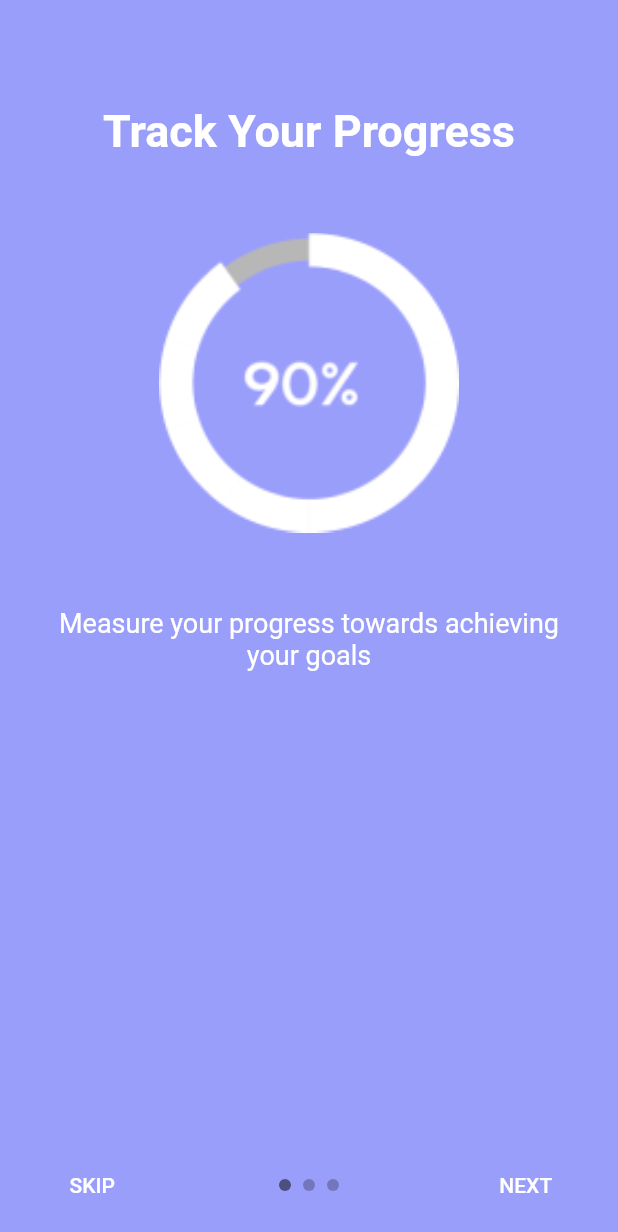
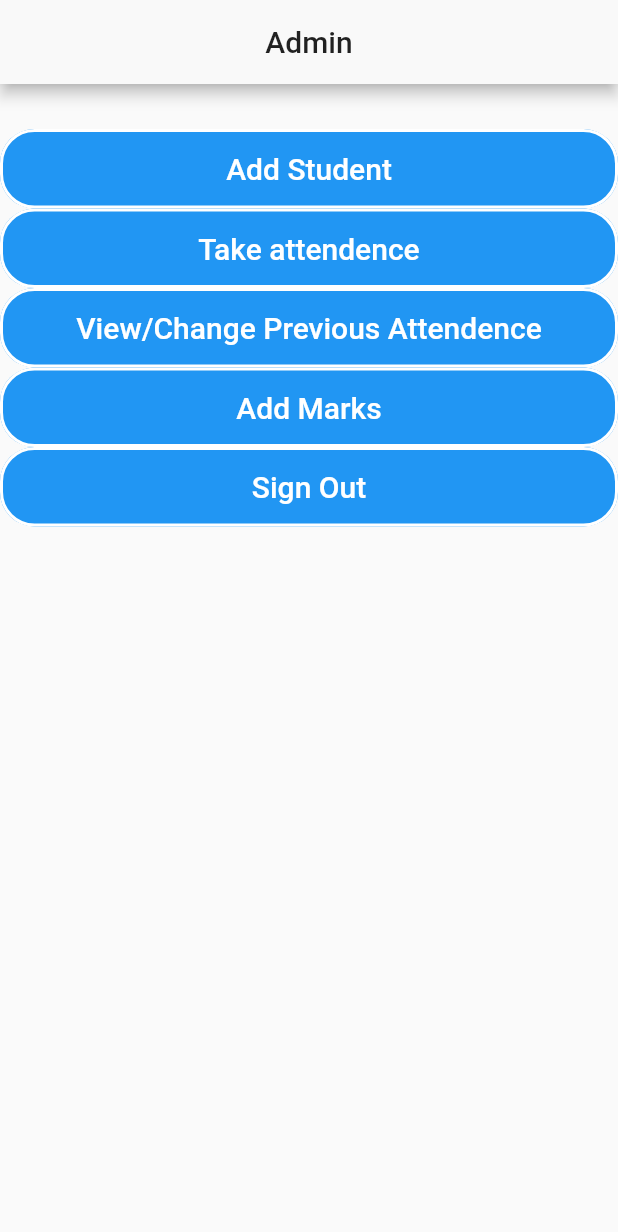
Before and after one commit to ishubro/drift_education-master, a Flutter app: the screen it shows after launch, on a phone screen of 412 x 824 dp. Shown: the top 1232 px of the screen. Run offline on Flutter 3.47's test engine with Material 2 defaults, Android fonts, the phone set to English and light mode, and no system bars; drawn by our look-alikes of intro_slider; our stand-ins replace firebase_auth, table_calendar; accounts and stored records are empty.

Commit message:
Admin Home Screen added

```diff
--- /dev/null
+++ b/lib/controller/attendencedata.dart
@@ -0,0 +1,21 @@
+import 'package:drift_education/model/attendenceModel.dart';
+
+List<AttendenceModel> getdata() {
+  List<AttendenceModel> attendencedata = new List();
+  attendencedata.add(AttendenceModel(name: 'Vedhant', isCheck: false));
+  attendencedata.add(AttendenceModel(name: 'Shubh', isCheck: false));
+  attendencedata.add(AttendenceModel(name: 'Ayush', isCheck: false));
+  attendencedata.add(AttendenceModel(name: 'Vedhant', isCheck: false));
+  attendencedata.add(AttendenceModel(name: 'Vedhant', isCheck: false));
+  attendencedata.add(AttendenceModel(name: 'Vedhant', isCheck: false));
+  attendencedata.add(AttendenceModel(name: 'Vedhant', isCheck: false));
+  attendencedata.add(AttendenceModel(name: 'Vedhant', isCheck: false));
+  attendencedata.add(AttendenceModel(name: 'Vedhant', isCheck: false));
+  attendencedata.add(AttendenceModel(name: 'Vedhant', isCheck: false));
+  attendencedata.add(AttendenceModel(name: 'Vedhant', isCheck: false));
+  attendencedata.add(AttendenceModel(name: 'Vedhant', isCheck: false));
+  attendencedata.add(AttendenceModel(name: 'Vedhant', isCheck: false));
+  attendencedata.add(AttendenceModel(name: 'Vedhant', isCheck: false));
+
+  return attendencedata;
+}
--- a/lib/main.dart
+++ b/lib/main.dart
@@ -1,6 +1,6 @@
+import 'package:drift_education/screens/admin/adminAttendenceScreen.dart';
+import 'package:drift_education/screens/admin/adminHomeScreen.dart';
 import 'package:drift_education/screens/finalHomeScreen.dart';
-import 'package:drift_education/screens/homeScreen.dart';
-import 'package:drift_education/screens/introScreen.dart';
 import 'package:drift_education/screens/signupScreen.dart';
 import 'package:flutter/material.dart';
 import 'screens/signIn.dart';
@@ -17,14 +17,15 @@ class MyApp extends StatelessWidget {
         '/signin':(context)=>SignIn(),
         '/signup':(context)=>SignUpScreen(),
         '/homepage':(context)=>FinalHomeScreen(),
+        '/attendenceStudent': (context) => AdminAttendenceScreen(),
       },
       title: 'Drift Education',
       theme: ThemeData(
-        primaryColor: Color(0xFFF9F9F9)
+          primaryColor: Color(0xFFF9F9F9)
       ),
-      home: IntroScreen(),
+      home: AdminHomeScreen(),
     );
   }
 }
 
-//update 1/4/20
+//update 11/4/20
--- /dev/null
+++ b/lib/model/attendenceModel.dart
@@ -0,0 +1,6 @@
+class AttendenceModel {
+  String name;
+  bool isCheck;
+
+  AttendenceModel({this.name, this.isCheck});
+}
--- /dev/null
+++ b/lib/screens/admin/adminHomeScreen.dart
@@ -0,0 +1,70 @@
+import 'package:drift_education/widgets/CustomFlatButton.dart';
+import 'package:flutter/material.dart';
+
+class AdminHomeScreen extends StatefulWidget {
+  @override
+  _AdminHomeScreenState createState() => _AdminHomeScreenState();
+}
+
+class _AdminHomeScreenState extends State<AdminHomeScreen> {
+  @override
+  Widget build(BuildContext context) {
+    return Scaffold(
+      appBar: AppBar(
+        title: Center(child: Text('Admin')),
+      ),
+      body: Container(
+        child: Column(
+          crossAxisAlignment: CrossAxisAlignment.stretch,
+          children: <Widget>[
+            Container(
+              decoration: BoxDecoration(
+                borderRadius: BorderRadius.circular(15),
+              ),
+              child: Column(
+                crossAxisAlignment: CrossAxisAlignment.stretch,
+                children: <Widget>[
+                  SizedBox(
+                    height: 30,
+                  ),
+                  CustomFlatButton(
+                    textName: "Add Student",
+                    onPress: () {
+                      Navigator.pushNamed(context, '/signup');
+                      print('Add student');
+                    },
+                  ),
+                  CustomFlatButton(
+                    textName: "Take attendence",
+                    onPress: () {
+                      Navigator.pushNamed(context, '/attendenceStudent');
+                      print('Take attendence');
+                    },
+                  ),
+                  CustomFlatButton(
+                    textName: "View/Change Previous Attendence",
+                    onPress: () {
+                      print('View/Change Previous Attendence');
+                    },
+                  ),
+                  CustomFlatButton(
+                    textName: "Add Marks",
+                    onPress: () {
+                      print('Add Marks');
+                    },
+                  ),
+                  CustomFlatButton(
+                    textName: "Sign Out",
+                    onPress: () {
+                      print('SignOut');
+                    },
+                  ),
+                ],
+              ),
+            ),
+          ],
+        ),
+      ),
+    );
+  }
+}
--- a/lib/screens/homeScreen.dart
+++ b/lib/screens/homeScreen.dart
@@ -1,3 +1,4 @@
+import 'package:drift_education/screens/attendenceScreen.dart';
 import 'package:drift_education/screens/chatScreen.dart';
 import 'package:drift_education/screens/finalHomeScreen.dart';
 import 'package:drift_education/screens/myaccountScreen.dart';
@@ -26,9 +27,11 @@ class _MyStatefulWidgetState extends State<MyStatefulWidget> {
   final List<Widget> _children = [
     FinalHomeScreen(),
     ProgressScreen(),
+    AttendenceScreen(),
     ChatScreen(),
     MyAccountScreen(),
   ];
+
   void _onItemTapped(int index) {
     setState(() {
       _currentIndex = index;
@@ -85,6 +88,9 @@ class _MyStatefulWidgetState extends State<MyStatefulWidget> {
           BottomNavigationBarItem(icon: Icon(Icons.home), title: Text('Home')),
           BottomNavigationBarItem(
               icon: Icon(Icons.trending_up), title: Text('Progress')),
+          BottomNavigationBarItem(
+            icon: Icon(Icons.search), title: Text('Attendence'),
+          ),
           BottomNavigationBarItem(icon: Icon(Icons.chat), title: Text('Chat')),
           BottomNavigationBarItem(
               icon: Icon(Icons.account_circle), title: Text('My Account'))
--- a/lib/screens/signupScreen.dart
+++ b/lib/screens/signupScreen.dart
@@ -1,7 +1,6 @@
 import 'package:flutter/material.dart';
 import 'package:drift_education/widgets/CustomTextField.dart';
 import 'package:drift_education/widgets/CustomFlatButton.dart';
-import 'package:dropdown_formfield/dropdown_formfield.dart';
 
 
 class SignUpScreen extends StatefulWidget {
--- a/pubspec.yaml
+++ b/pubspec.yaml
@@ -25,7 +25,7 @@ dependencies:
   firebase_auth: ^0.15.5+3
   cupertino_icons: ^0.1.2
   intro_slider: ^2.2.9
-  dropdown_formfield: ^0.1.1
+  table_calendar: ^2.2.3
 dev_dependencies:
   flutter_test:
     sdk: flutter
```
Also changed, not shown: lib/screens/admin/adminAttendenceScreen.dart (added, +158 -0 lines), pubspec.lock. Lines whose indentation alone changed are shown as unchanged.
